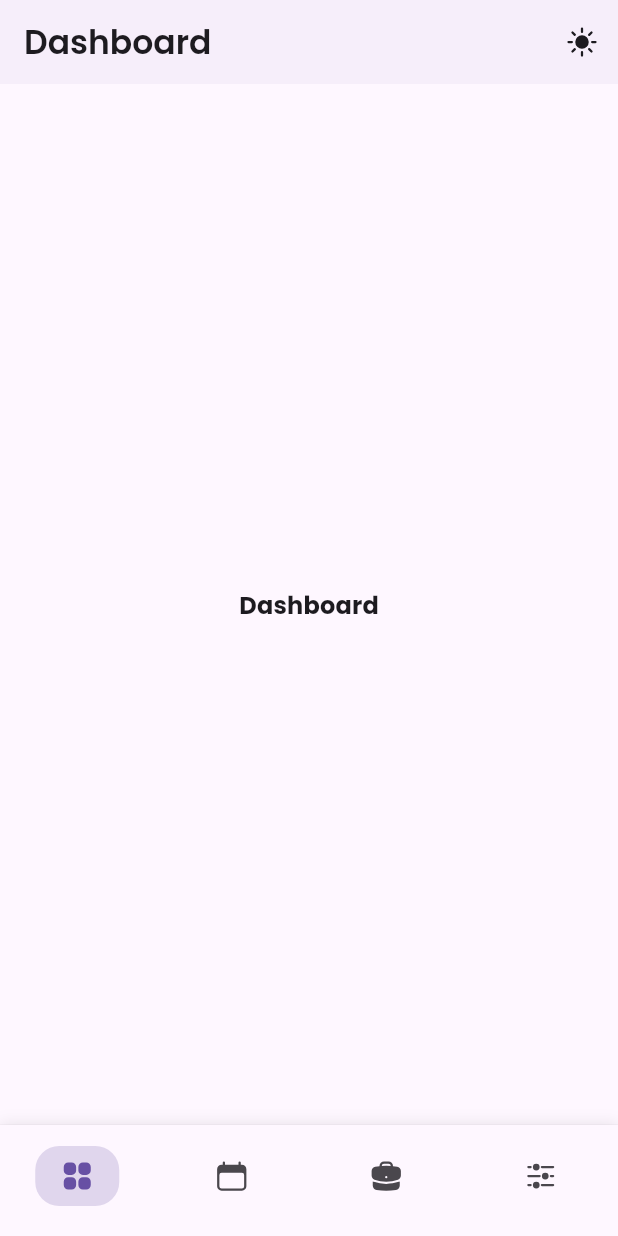
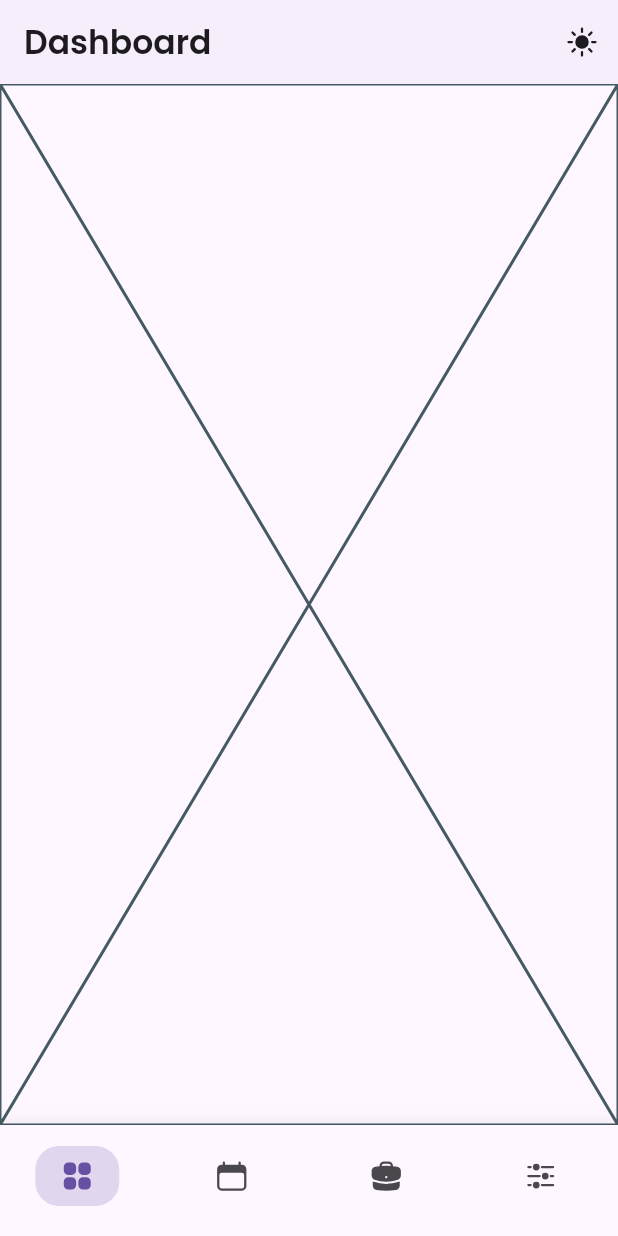
Before and after one commit to on3ss/job-tracker-flutter, a Flutter app: the screen it shows after launch, on a phone screen of 412 x 824 dp. Run offline on Flutter 3.47's test engine with Material 3 defaults, Android fonts, the phone set to English and light mode, and no system bars; our stand-ins replace adaptive_theme, go_router, google_fonts, icons_plus.

Commit message:
added placeholders to screens

```diff
--- a/lib/screens/dashboard/dashboard.dart
+++ b/lib/screens/dashboard/dashboard.dart
@@ -6,18 +6,10 @@ class DashboardScreen extends StatelessWidget {
 
   @override
   Widget build(BuildContext context) {
-    return Scaffold(
-      appBar: const CustomAppBar(title: "Dashboard"),
+    return const Scaffold(
+      appBar: CustomAppBar(title: "Dashboard"),
       body: SafeArea(
-        child: Center(
-          child: Text(
-            'Dashboard',
-            style: Theme.of(context)
-                .textTheme
-                .titleMedium!
-                .copyWith(fontWeight: FontWeight.bold),
-          ),
-        ),
+        child: Placeholder(),
       ),
     );
   }
--- a/lib/screens/jobs/jobs.dart
+++ b/lib/screens/jobs/jobs.dart
@@ -8,7 +8,9 @@ class JobsScreen extends StatelessWidget {
   Widget build(BuildContext context) {
     return const Scaffold(
       appBar: CustomAppBar(title: "Jobs"),
-      body: SafeArea(child: Text("List")),
+      body: SafeArea(
+        child: Placeholder(),
+      ),
     );
   }
 }
--- a/lib/screens/more/more.dart
+++ b/lib/screens/more/more.dart
@@ -1,12 +1,14 @@
 import 'package:flutter/material.dart';
+import 'package:job_tracker_fl/widgets/custom_appbar.dart';
 
 class MoreScreen extends StatelessWidget {
   const MoreScreen({super.key});
 
   @override
   Widget build(BuildContext context) {
-    return const Center(
-      child: Text('More'),
+    return const Scaffold(
+      appBar: CustomAppBar(title: "More"),
+      body: Placeholder(),
     );
   }
 }
--- a/lib/screens/schedule/schedule.dart
+++ b/lib/screens/schedule/schedule.dart
@@ -8,8 +8,8 @@ class ScheduleScreen extends StatelessWidget {
   Widget build(BuildContext context) {
     return const Scaffold(
       appBar: CustomAppBar(title: "Schedule"),
-      body: Center(
-        child: Text("Schedule"),
+      body: SafeArea(
+        child: Placeholder(),
       ),
     );
   }
```
